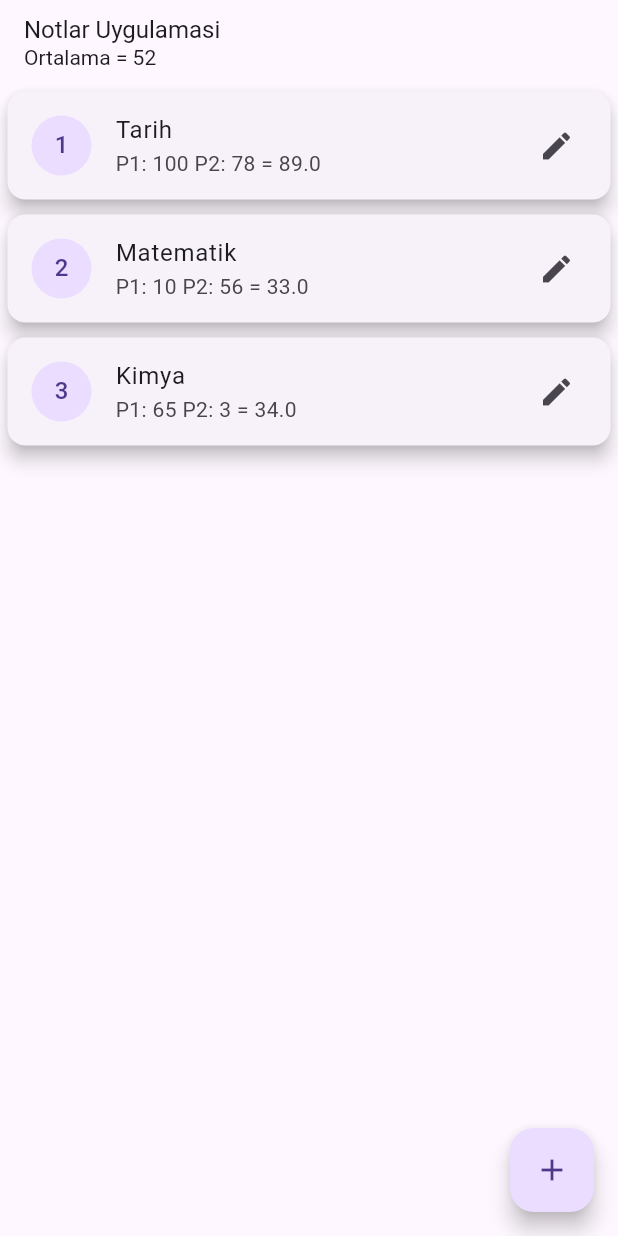
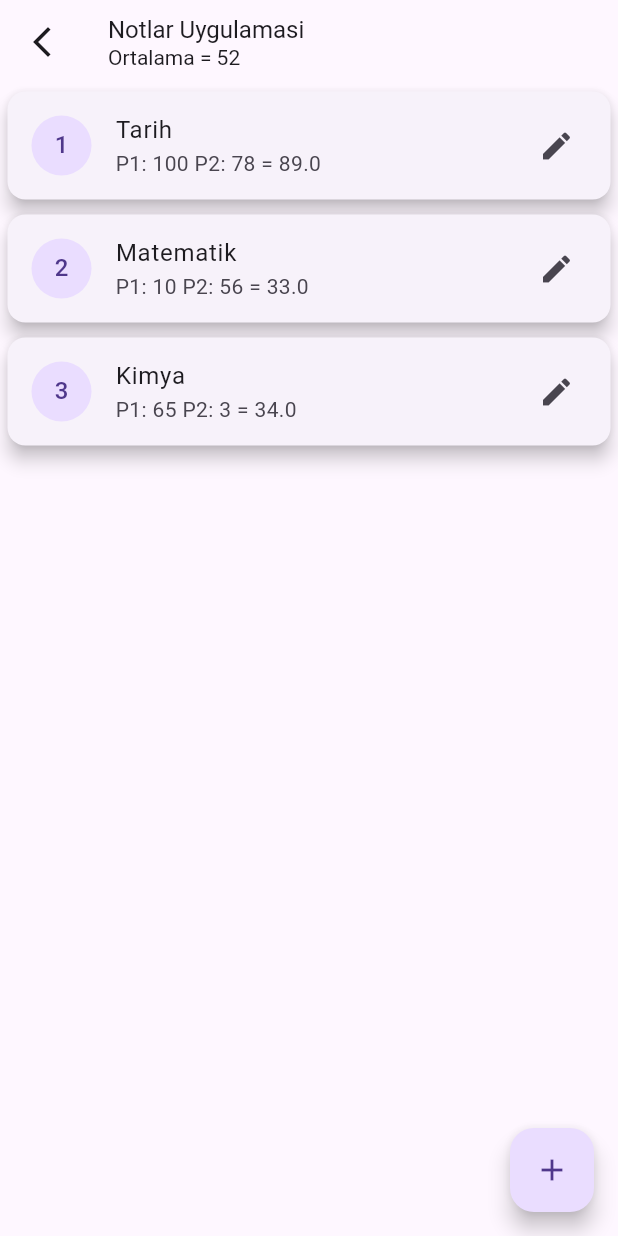
Before and after one commit to tahaturan/notlar_uygulamasi, a Flutter app: the screen it shows after launch, on a phone screen of 412 x 824 dp. Run offline on Flutter 3.47's test engine with Material 2 defaults, Android fonts, the phone set to English and light mode, and no system bars.

Commit message:
Anasayfa Geri Donustusu duzenlendi

```diff
--- a/lib/views/home_page.dart
+++ b/lib/views/home_page.dart
@@ -1,3 +1,5 @@
+import 'dart:io';
+
 import 'package:flutter/material.dart';
 import 'package:notlar_uygulamasi/model/course.dart';
 import 'package:notlar_uygulamasi/views/course_detail_page.dart';
@@ -24,10 +26,20 @@ class _HomePageState extends State<HomePage> {
     return coursesList;
   }
 
+  Future<bool> closeApp() async {
+    await exit(0);
+  }
+
   @override
   Widget build(BuildContext context) {
     return Scaffold(
       appBar: AppBar(
+        leading: IconButton(
+          onPressed: () {
+            closeApp();
+          },
+          icon: const Icon(Icons.arrow_back_ios_new),
+        ),
         title: Column(
           crossAxisAlignment: CrossAxisAlignment.start,
           children: [
@@ -63,7 +75,9 @@ class _HomePageState extends State<HomePage> {
           ],
         ),
       ),
-      body: FutureBuilder<List<Course>>(
+      body: WillPopScope(
+        onWillPop: closeApp,
+        child: FutureBuilder<List<Course>>(
           future: showAllCourses(),
           builder: (BuildContext context, AsyncSnapshot snapshot) {
             if (snapshot.hasData) {
@@ -99,6 +113,7 @@ class _HomePageState extends State<HomePage> {
             }
           },
         ),
+      ),
       floatingActionButton: FloatingActionButton(
         onPressed: () {
           Navigator.push(
```
Lines whose indentation alone changed are shown as unchanged.
